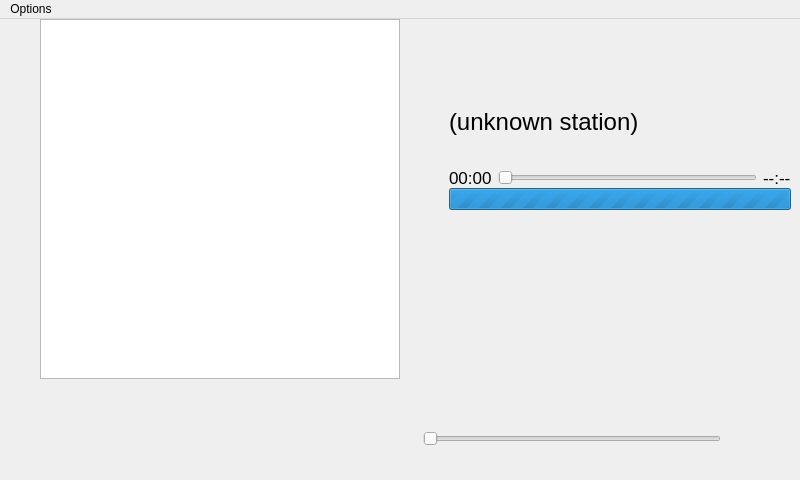
gidzzz/openmediaplayer, file radionowplayingwindow.ui: the form before one commit.
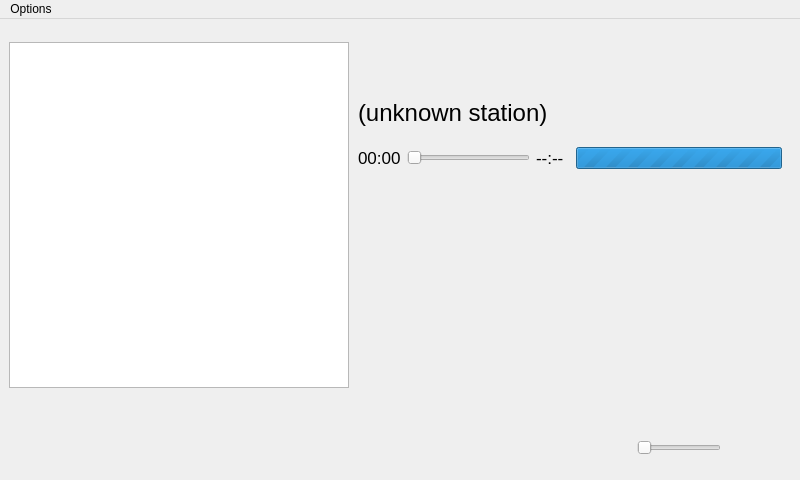
The form after the commit. Custom widgets are drawn as their Qt base class.

Commit message: Simplified the structure of RadioNowPlayingWindow's UI and tweaked the appearance a bit.

What changed in the file:
```diff
--- a/radionowplayingwindow.ui
+++ b/radionowplayingwindow.ui
@@ -13,33 +13,27 @@
   <property name="windowTitle">
    <string>Now playing</string>
   </property>
-  <widget class="QWidget" name="centralwidget">
-   <layout class="QVBoxLayout" name="verticalLayout_5">
+  <widget class="QWidget" name="centralWidget">
+   <layout class="QVBoxLayout" name="centralLayout">
     <property name="margin">
      <number>0</number>
     </property>
-    <item>
-     <layout class="QHBoxLayout" name="mainLayout">
       <property name="spacing">
        <number>0</number>
       </property>
       <item>
-       <layout class="QHBoxLayout" name="horizontalLayout">
-        <item>
-         <spacer name="horizontalSpacer_2">
-          <property name="orientation">
-           <enum>Qt::Horizontal</enum>
-          </property>
-          <property name="sizeHint" stdset="0">
-           <size>
-            <width>40</width>
-            <height>20</height>
-           </size>
-          </property>
-         </spacer>
-        </item>
+     <layout class="QHBoxLayout" name="orientationLayout">
+      <property name="spacing">
+       <number>0</number>
+      </property>
+      <property name="leftMargin">
+       <number>9</number>
+      </property>
         <item>
-         <layout class="QVBoxLayout" name="verticalLayout">
+       <layout class="QHBoxLayout" name="coverLayout">
+        <property name="topMargin">
+         <number>5</number>
+        </property>
           <item>
            <widget class="QGraphicsView" name="albumArtView">
             <property name="focusPolicy">
@@ -47,53 +41,40 @@
             </property>
             <property name="minimumSize">
              <size>
-              <width>360</width>
-              <height>360</height>
+            <width>340</width>
+            <height>346</height>
              </size>
             </property>
             <property name="maximumSize">
              <size>
-              <width>360</width>
-              <height>360</height>
+            <width>340</width>
+            <height>346</height>
              </size>
             </property>
            </widget>
           </item>
-          <item>
-           <spacer name="verticalSpacer_2">
-            <property name="orientation">
-             <enum>Qt::Vertical</enum>
-            </property>
-            <property name="sizeHint" stdset="0">
-             <size>
-              <width>20</width>
-              <height>40</height>
-             </size>
-            </property>
-           </spacer>
-          </item>
          </layout>
         </item>
         <item>
-         <spacer name="horizontalSpacer_3">
-          <property name="orientation">
-           <enum>Qt::Horizontal</enum>
-          </property>
-          <property name="sizeHint" stdset="0">
-           <size>
-            <width>40</width>
-            <height>20</height>
-           </size>
-          </property>
-         </spacer>
-        </item>
-       </layout>
-      </item>
+       <widget class="QWidget" name="mainWidget">
+        <layout class="QVBoxLayout" name="mainLayout">
+         <property name="leftMargin">
+          <number>9</number>
+         </property>
+         <property name="topMargin">
+          <number>0</number>
+         </property>
+         <property name="rightMargin">
+          <number>18</number>
+         </property>
+         <property name="bottomMargin">
+          <number>0</number>
+         </property>
+         <property name="spacing">
+          <number>0</number>
+         </property>
       <item>
-       <widget class="QWidget" name="metadataWidget" native="true">
-        <layout class="QVBoxLayout" name="verticalLayout_2">
-         <item>
-          <spacer name="verticalSpacer_4">
+          <spacer name="mainSpacer_1">
            <property name="orientation">
             <enum>Qt::Vertical</enum>
            </property>
@@ -102,7 +83,7 @@
            </property>
            <property name="sizeHint" stdset="0">
             <size>
-             <width>20</width>
+             <width>1</width>
              <height>80</height>
             </size>
            </property>
@@ -130,18 +111,13 @@
           </widget>
          </item>
          <item>
-          <layout class="QHBoxLayout" name="horizontalLayout_3">
+          <layout class="QHBoxLayout" name="progressLayout">
            <property name="spacing">
             <number>12</number>
            </property>
            <item>
-            <layout class="QVBoxLayout" name="verticalLayout_3">
-             <property name="spacing">
-              <number>0</number>
-             </property>
-             <item>
-              <widget class="QWidget" name="seekWidget" native="true">
-               <layout class="QHBoxLayout" name="horizontalLayout_7">
+            <widget class="QWidget" name="seekWidget">
+             <layout class="QHBoxLayout" name="seekLayout">
                 <property name="margin">
                  <number>0</number>
                 </property>
@@ -165,6 +141,9 @@
                   <property name="orientation">
                    <enum>Qt::Horizontal</enum>
                   </property>
+                <property name="maximum">
+                 <number>0</number>
+                </property>
                  </widget>
                 </item>
                 <item>
@@ -200,10 +179,8 @@
              </item>
             </layout>
            </item>
-          </layout>
-         </item>
          <item>
-          <spacer name="verticalSpacer_3">
+          <spacer name="mainSpacer_2">
            <property name="orientation">
             <enum>Qt::Vertical</enum>
            </property>
@@ -212,8 +189,8 @@
            </property>
            <property name="sizeHint" stdset="0">
             <size>
-             <width>20</width>
-             <height>40</height>
+             <width>1</width>
+             <height>1</height>
             </size>
            </property>
           </spacer>
@@ -224,44 +201,50 @@
      </layout>
     </item>
     <item>
-     <layout class="QHBoxLayout" name="horizontalLayout_5">
+     <widget class="QWidget" name="toolbarWidget">
+      <property name="sizePolicy">
+       <sizepolicy hsizetype="Expanding" vsizetype="Fixed">
+        <horstretch>0</horstretch>
+        <verstretch>0</verstretch>
+       </sizepolicy>
+      </property>
+      <property name="minimumSize">
+       <size>
+        <width>0</width>
+        <height>73</height>
+       </size>
+      </property>
+      <property name="maximumSize">
+       <size>
+        <width>800</width>
+        <height>73</height>
+       </size>
+      </property>
+      <layout class="QHBoxLayout" name="toolbarLayout">
+       <property name="margin">
+        <number>0</number>
+       </property>
+       <property name="spacing">
+        <number>350</number>
+       </property>
       <item>
-       <widget class="QWidget" name="buttonsWidget" native="true">
+        <widget class="QWidget" name="buttonsWidget">
         <property name="sizePolicy">
-         <sizepolicy hsizetype="Expanding" vsizetype="Preferred">
+          <sizepolicy hsizetype="Minimum" vsizetype="Preferred">
           <horstretch>0</horstretch>
           <verstretch>0</verstretch>
          </sizepolicy>
         </property>
         <layout class="QHBoxLayout" name="buttonsLayout">
          <property name="spacing">
-          <number>25</number>
-         </property>
-         <property name="margin">
-          <number>0</number>
-         </property>
-         <item>
-          <widget class="QWidget" name="spacerWidget" native="true">
-           <layout class="QHBoxLayout" name="horizontalLayout_2">
-            <item>
-             <spacer name="horizontalSpacer_4">
-              <property name="orientation">
-               <enum>Qt::Horizontal</enum>
-              </property>
-              <property name="sizeType">
-               <enum>QSizePolicy::Fixed</enum>
-              </property>
-              <property name="sizeHint" stdset="0">
-               <size>
-                <width>5</width>
-                <height>20</height>
-               </size>
-              </property>
-             </spacer>
-            </item>
-           </layout>
-          </widget>
-         </item>
+           <number>50</number>
+          </property>
+          <property name="leftMargin">
+           <number>32</number>
+          </property>
+          <property name="rightMargin">
+           <number>32</number>
+          </property>
          <item>
           <widget class="QToolButton" name="prevButton">
            <property name="minimumSize">
@@ -367,46 +350,18 @@
            </property>
           </widget>
          </item>
-         <item>
-          <widget class="QWidget" name="spacerWidget2" native="true">
-           <layout class="QHBoxLayout" name="horizontalLayout_6">
-            <property name="spacing">
-             <number>0</number>
-            </property>
-            <property name="margin">
-             <number>0</number>
-            </property>
-            <item>
-             <spacer name="horizontalSpacer">
-              <property name="orientation">
-               <enum>Qt::Horizontal</enum>
-              </property>
-              <property name="sizeType">
-               <enum>QSizePolicy::Expanding</enum>
-              </property>
-              <property name="sizeHint" stdset="0">
-               <size>
-                <width>40</width>
-                <height>20</height>
-               </size>
-              </property>
-             </spacer>
-            </item>
            </layout>
           </widget>
          </item>
-        </layout>
-       </widget>
-      </item>
       <item>
-       <widget class="QWidget" name="volumeWidget" native="true">
+        <widget class="QWidget" name="volumeWidget">
         <property name="sizePolicy">
          <sizepolicy hsizetype="Minimum" vsizetype="Preferred">
           <horstretch>0</horstretch>
           <verstretch>0</verstretch>
          </sizepolicy>
         </property>
-        <layout class="QHBoxLayout" name="horizontalLayout_4">
+         <layout class="QHBoxLayout" name="volumeLayout">
          <property name="leftMargin">
           <number>20</number>
          </property>
@@ -464,6 +419,7 @@
        </widget>
       </item>
      </layout>
+     </widget>
     </item>
    </layout>
   </widget>
```
Lines whose indentation alone changed are shown as unchanged. The commit also changes 3 other files.
